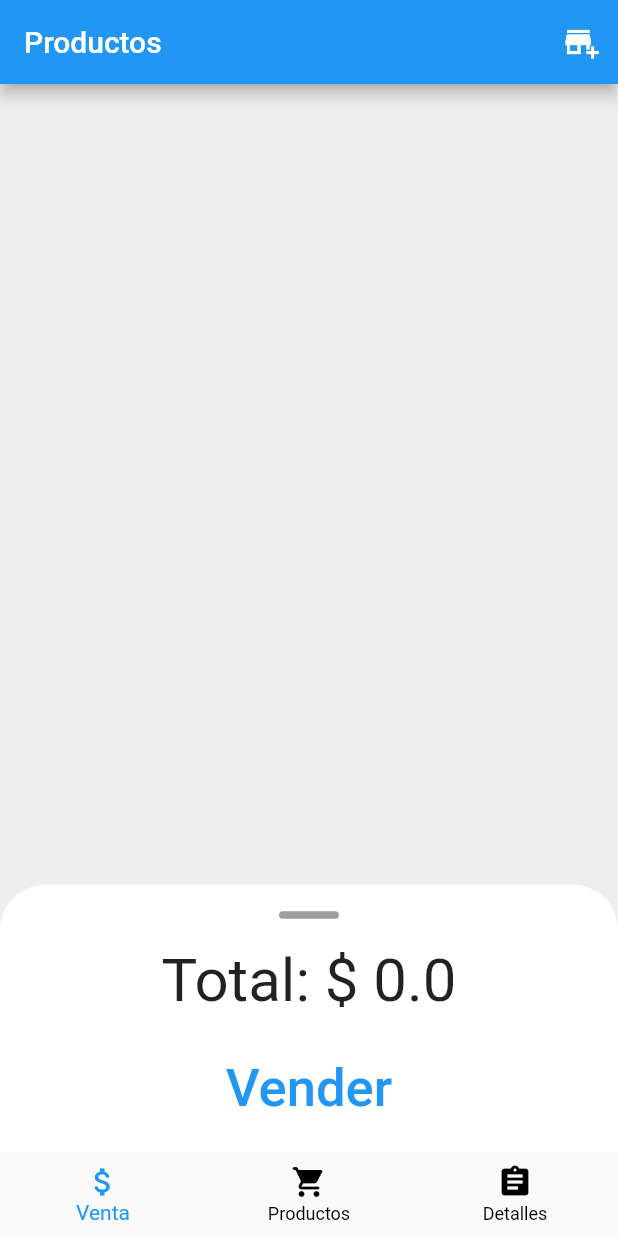
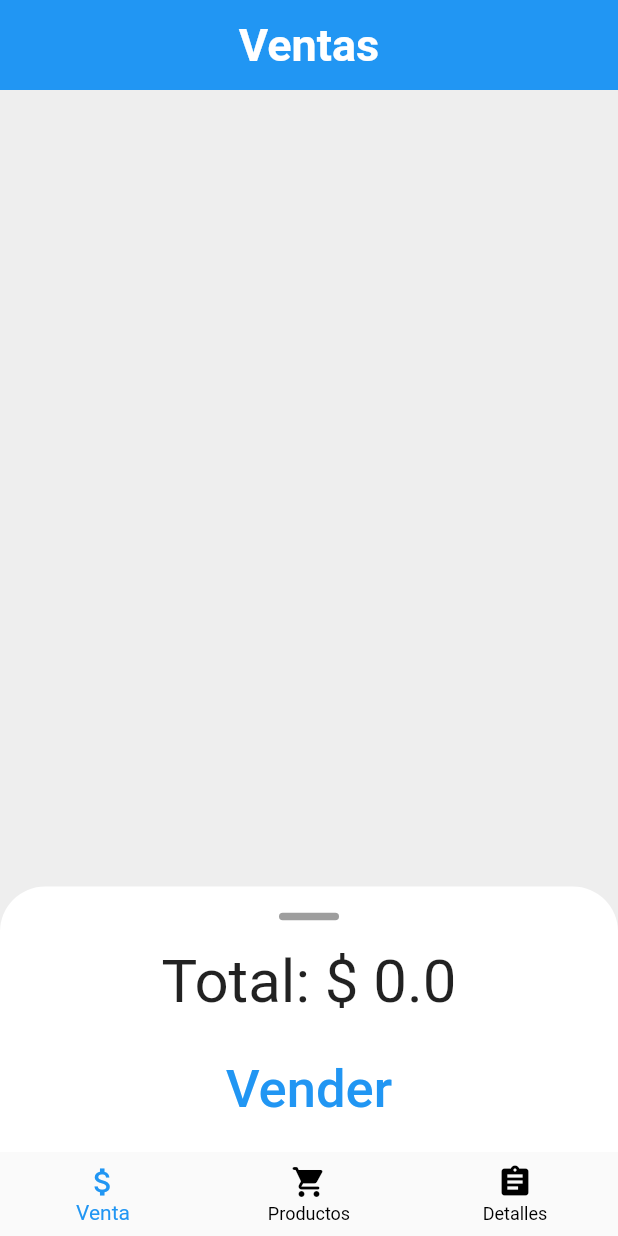
Before and after one commit to AlanOlarte/Mi_Ventecita, a Flutter app: the screen it shows after launch, on a phone screen of 412 x 824 dp. Run offline on Flutter 3.47's test engine with Material 2 defaults, Android fonts, the phone set to English and light mode, and no system bars; our stand-ins replace camera, sqflite, table_calendar; accounts and stored records are empty.

Commit message:
Corrección de errores y reformat código

```diff
--- a/lib/main.dart
+++ b/lib/main.dart
@@ -1,6 +1,4 @@
 import 'package:flutter/material.dart';
-
-import 'package:intl/date_symbol_data_local.dart';
 
 import 'file:///C:/Users/xlxn_/Documents/Android_Studio/Productos_Ventas/producto_venta/lib/providers/producto/image_file.dart';
 import 'file:///C:/Users/xlxn_/Documents/Android_Studio/Productos_Ventas/producto_venta/lib/providers/detalle/list_detalle_venta.dart';
--- a/lib/model/productos_model.dart
+++ b/lib/model/productos_model.dart
@@ -4,6 +4,7 @@ ProductoModel productoModelFromJson(String str) => ProductoModel.fromJson(json.d
 String productoModelToJson(ProductoModel data) => json.encode(data.toJson());
 
 class ProductoModel {
+
   ProductoModel({
     this.id_producto,
     this.nombre,
@@ -11,6 +12,8 @@ class ProductoModel {
     this.descripcion,
     this.image
   });
+
+  //ProductoModel.empty(){}
 
   int id_producto;
   String nombre;
--- a/lib/pages/homepage.dart
+++ b/lib/pages/homepage.dart
@@ -6,6 +6,7 @@ import 'file:///C:/Users/xlxn_/Documents/Android_Studio/Productos_Ventas/product
 import 'file:///C:/Users/xlxn_/Documents/Android_Studio/Productos_Ventas/producto_venta/lib/pages/venta/venta_producto.dart';
 
 import 'package:producto_venta/providers/ui_provider.dart';
+import 'package:producto_venta/widgets/custom_app_bar.dart';
 import 'package:producto_venta/widgets/custom_navigatorbar.dart';
 
 import 'package:provider/provider.dart';
@@ -18,17 +19,7 @@ class HomePage extends StatelessWidget {
   Widget build(BuildContext context) {
 
     return Scaffold(
-      appBar: AppBar(
-        title: Text('Productos'),
-        actions: [
-          IconButton(
-            icon: Icon(Icons.add_business),
-            onPressed: () {
-              Navigator.pushNamed(context, 'productAdd');
-            },
-          )
-        ],
-      ),
+      appBar: CustomAppBar(),
       body: _HomePageBody(),
         bottomNavigationBar: CustomNavigationBar(),
       backgroundColor: Colors.grey[200],
--- a/lib/providers/producto/list_product.dart
+++ b/lib/providers/producto/list_product.dart
@@ -7,6 +7,7 @@ class ProductListProvider extends ChangeNotifier {
   List<ProductoModel> medicine = [];
 
   Future<ProductoModel> newProducto(String nombre, double precio, String descripcion, String image ) async {
+    if(image == null) image="";
     final newProducto = new ProductoModel(
       nombre: nombre,
       precio: precio,
@@ -33,7 +34,7 @@ class ProductListProvider extends ChangeNotifier {
 
 
   DeleteProducto( int id ) async {
+    medicine.removeWhere((element) => element.id_producto == id);
     await DBProvider.db.deleteProducto(id);
-    this.cargarProducto();
   }
 }
--- a/lib/widgets/producto/product_card_view.dart
+++ b/lib/widgets/producto/product_card_view.dart
@@ -59,7 +59,7 @@ class ProductCardView extends StatelessWidget {
             height: double.infinity,
             decoration: BoxDecoration(
                 image: DecorationImage(
-                  image: (image != null || image == '')? Image.file(File(image)).image : AssetImage('assets/image/image_icon.png'),
+                  image: (image != '')? Image.file(File(image)).image : AssetImage('assets/image/image_icon.png'),
                   fit: BoxFit.cover,
                 ),
                 borderRadius: BorderRadius.circular(20.0)
@@ -91,6 +91,6 @@ class ProductCardView extends StatelessWidget {
           )
         ],
       ),
-    );;
+    );
   }
 }
--- a/lib/widgets/venta/list_item_modal.dart
+++ b/lib/widgets/venta/list_item_modal.dart
@@ -45,11 +45,11 @@ class ListaItems extends StatelessWidget {
           ),
         ),
         Center(
-            child: Text('Total: \$ ${precioTotal.precio}', style: TextStyle(fontSize: 40.0),)
+            child: _customText('Total: \$ ${precioTotal.precio}', 40.0)
         ),
         SizedBox(height: 20.0,),
         TextButton(
-          child: Text('Vender', style: TextStyle(fontSize: 35.0),),
+          child: _customText('Vender', 35.0),
           onPressed: (){
             final pago = (precioTotal.pago == 0.0)? precioTotal.precio : precioTotal.pago;
             if(listaProducto.myList.isNotEmpty) {
@@ -67,15 +67,22 @@ class ListaItems extends StatelessWidget {
         ),
         SizedBox(height: 20.0,),
         Center(
-            child: Text('Pago: \$ ${precioTotal.pago}', style: TextStyle(fontSize: 40.0),)
+            child: _customText('Pago: \$ ${precioTotal.pago}', 40.0)
         ),
         SizedBox(height: 20.0,),
         Center(
-            child: Text('Cambio: \$ ${precioTotal.cambio}', style: TextStyle(fontSize: 40.0),)
+            child: _customText('Cambio: \$ ${precioTotal.cambio}', 40.0)
         ),
         SizedBox(height: 20.0,),
         NumericKeypad()
       ],
     );
   }
+
+  Widget _customText(String text, double size) {
+    return FittedBox(
+      fit: BoxFit.contain,
+      child: Text(text, style: TextStyle(fontSize: size),)
+    );
+  }
 }
```
Also changed, not shown: lib/pages/producto/productos_page.dart (+4 -3 lines), lib/widgets/venta/product_card.dart (+3 -9 lines), 1 other file.
